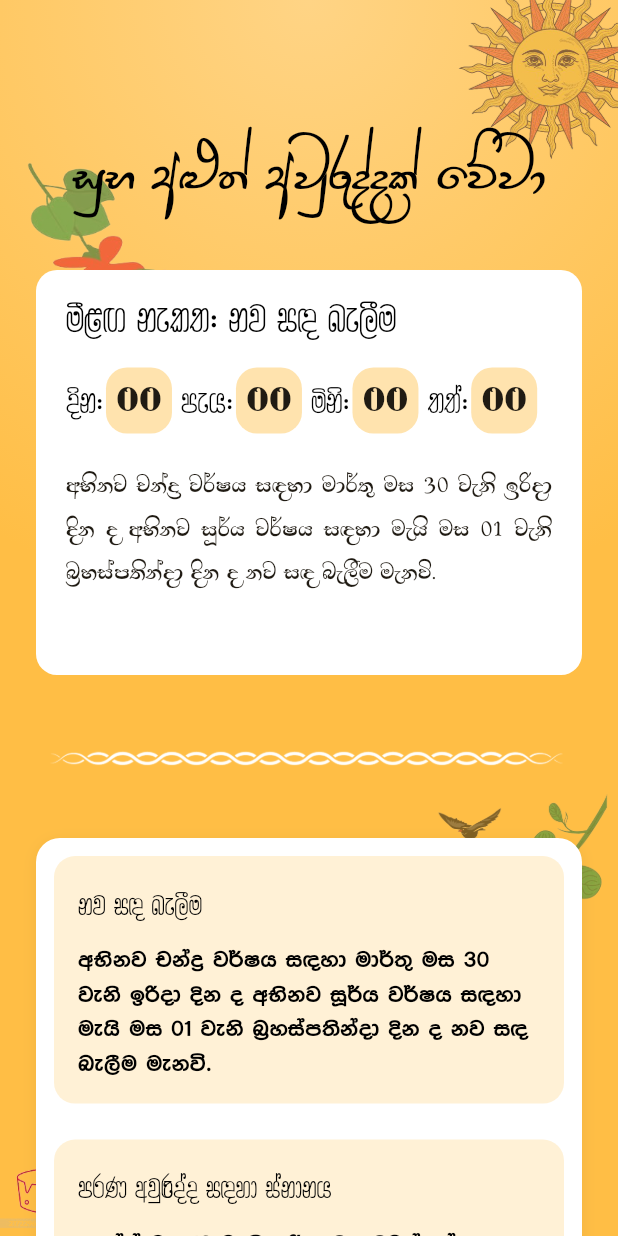
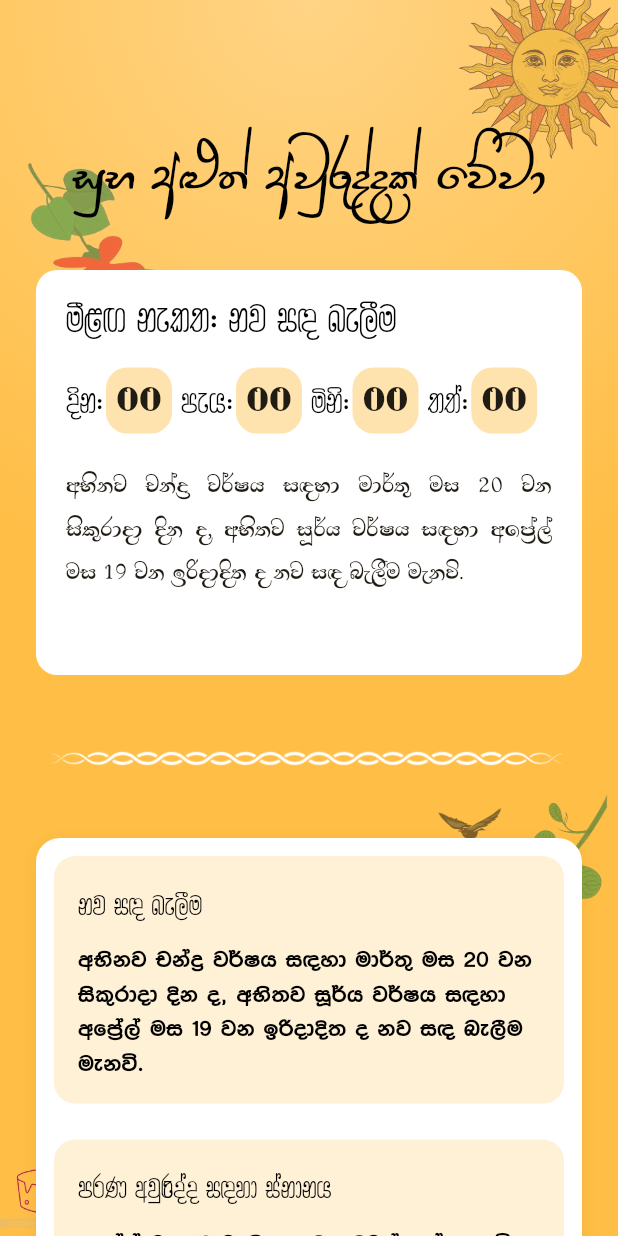
Before and after one commit to mrnipundilshan/Flutter-Avurudu-Nakath, a Flutter app: the screen it shows after launch, after a tap on "සිංහල", on a phone screen of 412 x 824 dp. Run offline on Flutter 3.47's test engine with Material 3 defaults, Android fonts, the phone set to English and light mode, and no system bars; our stand-ins replace flutter_local_notifications, timezone.

Commit message:
change 2026

```diff
--- a/lib/HomePage.dart
+++ b/lib/HomePage.dart
@@ -44,7 +44,13 @@ class _HomePageState extends State<HomePage> {
     super.initState();
     _scrollController.addListener(_scrollListener);
 
-    // Find the next event
+    // Initialize with a default value to prevent LateInitializationError
+    if (dataList.isNotEmpty) {
+      nextEvent = dataList[0];
+      nextEventId = dataList[0].id;
+    }
+
+    // Find the actual next event
     _updateNextEvent();
 
     // Start the countdown timer
@@ -104,6 +110,12 @@ class _HomePageState extends State<HomePage> {
       setState(() {
         nextEvent = upcomingEvent!;
         nextEventId = upcomingEvent.id;
+      });
+    } else if (dataList.isNotEmpty && !dataList.contains(nextEvent)) {
+      // If no upcoming event is found, and nextEvent wasn't already set to something valid
+      // keep the default or previous value, but ensure nextEventId is consistent
+      setState(() {
+        nextEventId = nextEvent.id;
       });
     }
   }
@@ -177,8 +189,16 @@ class _HomePageState extends State<HomePage> {
     // If the target date is in the past, stop countdown and check for next event
     if (difference.isNegative) {
       _updateNextEvent();
-      // Restart the countdown with the new next event
-      _restartCountdown();
+
+      // Only restart countdown if the target date has actually changed to a future date
+      // to avoid infinite recursion if no future events exist
+      final newTargetDateTime = _parseDateTime(nextEvent.date, nextEvent.time);
+      if (!newTargetDateTime.difference(now).isNegative) {
+        _restartCountdown();
+      } else {
+        // If still in the past, just stop the timer for now
+        _countdownTimer?.cancel();
+      }
       return;
     }
 
--- a/lib/data/data.dart
+++ b/lib/data/data.dart
@@ -21,72 +21,90 @@ List<DataModel> dataList = [
     id: 1,
     name: "නව සඳ බැලීම",
     time: "00:01 AM",
-    date: "2025-03-30",
+    date: "2026-03-20",
     description:
-        "අභිනව චන්ද්‍ර වර්ෂය සඳහා මාර්තු මස 30 වැනි ඉරිදා දින ද අභිනව සූර්ය වර්ෂය සඳහා මැයි මස 01 වැනි බ්‍රහස්පතින්දා දින ද නව සඳ බැලීම මැනවි.",
+        "අභිනව චන්ද්‍ර වර්ෂය සඳහා මාර්තු මස 20 වන සිකුරාදා දින ද, අභිතව සූර්ය වර්ෂය සඳහා අප්‍රේල් මස 19 වන ඉරිදාදිත ද නව සඳ බැලීම මැනවි.",
     photo: "assets/nakath2.png",
   ),
   DataModel(
     id: 2,
     name: "පරණ අවුරුද්ද සඳහා ස්නානය",
     time: "00:01 AM",
-    date: "2025-04-13",
+    date: "2026-04-13",
     description:
-        "අප්‍රේල් මස 13 වැනි ඉරිදා දින දිඹුල්පත් යුෂ මිශ්‍ර නානු ගා ස්නානයකොට ඉෂ්ට දේවතා අනුස්මරණයෙහි යෙදී වාසය මැනවි.",
+        "අප්‍රේල් මස 13 වැනි සදු දින දිවුල් පත් යුෂ මිශ්‍ර නානු ගා ස්නානය කොට ඉෂ්ට දේවතා අනුස්මරණයේ යෙදී වාසය මැනවි.",
     photo: "assets/nakath2.png",
   ),
   DataModel(
     id: 3,
     name: "අලුත් අවුරුදු උදාව",
-    time: "03:21 PM",
-    date: "2025-04-14",
+    time: "09:12 AM",
+    date: "2026-04-14",
     description:
-        "අප්‍රේල් මස 14 වැනි සඳුදා දින පූර්වභාග 03.21ට සිංහල අලුත් අවුරුද්ද උදා වෙයි.",
+        "අප්‍රේල් මස 14 වැනි අඟහරුවාදා පූර්ව භාග 09.32 ට සිංහල අලූත් අවුරුද්ද උදාවෙයි.",
     photo: "assets/nakath2.png",
   ),
   DataModel(
     id: 4,
     name: "පුණ්‍ය කාලය",
-    time: "08:57 PM",
-    date: "2025-04-13",
+    time: "03:08 AM",
+    date: "2026-04-14",
     description:
-        "අප්‍රේල් මස 13 වැනි ඉරිදා අපරභාග 08.57 සිට පසුදින එනම් 14 වැනි සඳුදා පූර්වභාග 09.45 දක්වා පුණ්‍ය කාලය බැවින් අප්‍රේල් මස 13 වැනි ඉරිදා අපරභාග 08.57ට පළමුව ආහාර පාන ගෙන සියලු වැඩ අත්හැර ආගමික වතාවත්වල යෙදීම ද, පුණ්‍ය කාලයේ අපර කොටස එනම් අප්‍රේල් මස 14 වැනි සඳුදා පූර්වභාග 03.21 සිට 14 වැනි සඳුදා පූර්වභාග 09.45 දක්වා පහත දැක්වෙන අයුරින් ආහාර පිසීම, වැඩ ඇල්ලීම, ගනු දෙනු කිරීම හා ආහර අනුභවය ආදී නැකත් චාරිත්‍ර විධි ඉටු කිර්ම මැනවි.",
+        "අප්‍රේල් මස 14 වැනි අගහරුවාදා පූර්ව භාග 03.08 සිට එදිනම අපර භාග 03.56 දක්වා පුණ්‍ය කාලය බැවින් අප්‍රේල් මස 14 වන අගහරුවාදා පූර්ව භාග 03.08 ට පළමුව ආහාර පාන ගෙන සියලු වැඩ අත්හැර ආගමික වතාවත් වල යෙදීමද, පුණ්‍ය කාලයේ අපර කොටස එනම් අප්‍රේල් මස 14 වන අඟහරුවාදා පූර්ව භාග 09.32 සිට එදින අපර භාග 08.56 දක්වා ආහාර පිසීම, වැඩ ඇල්ලීම, ගණුදෙනු කිරීම හා ආහාර අනුභවය ආදී නැකත් චාරිත්‍ර විධි ඉටු කිරීම මැනවි.",
     photo: "assets/nakath3.png",
   ),
   DataModel(
     id: 5,
     name: "ආහාර පිසීම",
-    time: "04:04 AM",
-    date: "2025-04-14",
+    time: "10:41 AM",
+    date: "2026-04-14",
     description:
-        "අප්‍රේල් මස 14 වැනි සඳුදා පූර්වභාග 04.04ට තඹ වර්ණ වස්ත්‍රාභරණයෙන් සැරසී දකුණු දිශාව බලා ළිප් බැඳ ගිනි මොළවා කිරිබතක් ද කැවිලි වර්ගයක් ද දී කිරි සහ විලඳ ද පිළියෙල කර ගැනීම මැනවි.",
+        "අප්‍රේල් මස 14 වෙනි අගහරුවාදා පූර්ව භාග 10.41 ට රක්ත වර්ණ වස්ත්‍රාභරණයෙන් සැරසී දකුණු දිශාව බලා ලිප් බැඳ ගිණි මොලවා කිරි බතක්ද, කැවිලි වර්ගයක්ද, දී කිරි වලද ද, පිලියෙල කර ගැනීම මැනවි.",
     photo: "assets/cooking.png",
   ),
   DataModel(
     id: 6,
     name: "වැඩ ඇල්ලීම, ගනුදෙනු කිරීම හා ආහාර අනුභවය",
-    time: "06:44 AM",
-    date: "2025-04-14",
+    time: "12:05 PM",
+    date: "2026-04-14",
     description:
-        "අප්‍රේල් මස 14 වැනි සඳුදා පූර්වභාග 06.44ට මුතු හා ශ්වේත වර්ණ වස්ත්‍රාභරණයෙන් සැරසී දකුණු දිශාව බලා සියලු වැඩ අල්ලා ගනුදෙනු කොට ආහාර අනුභව කිරීම මැනවි.",
+        "අප්‍රේල් මස 14 වෙනි අඟහරුවාදා අපර භාග 12.05 ට රක්ත වර්ණ වස්ත්‍රාභරණයෙන් සැරසී දකුණු දිශාව බලා සියලු වැඩ අල්ලා ගනුදෙනු කොට ආහාර අනුභවය කිරීම මැනවි.",
     photo: "assets/nakath3.png",
   ),
   DataModel(
     id: 7,
     name: "හිස තෙල් ගෑම",
-    time: "09:04 PM",
-    date: "2025-04-16",
+    time: "06:54 AM",
+    date: "2026-04-15",
     description:
-        "අප්‍රේල් මස 16 වැනි බදාදා පූර්වභාග 09.04ට පච්ච වර්ණ හෙවත් කොළ පැහැති වස්ත්‍රාභරණයෙන් සැරසී උතුරු දිශාව බලා හිසට කොහොඹ පත් ද, පයට කොළොන් පත් ද තබා කොහොඹ පත් යුෂ මිශ්‍ර නානු හා තෙල් ගා ස්නානය කිරීම මැනවි.",
+        "අප්‍රේල් මස 15 වෙහි බදාදා පූර්ව භාග 06.54 ට නැගෙනහිර දිශාව බලා හිසට කොහොඹ පත්ද, පයට කොළොන් පද, තබා පච්ච වර්ගා වස්ත්රාභරණයෙන් සැරසී කොහොඹ පත් යුෂ මිශ්‍ර නානු හා තෙල් ගා ස්නානය කිරීම මැනවි.",
     photo: "assets/nakath2.png",
   ),
   DataModel(
     id: 8,
     name: "රැකීරක්ෂා සඳහා පිටත්ව යෑම",
-    time: "09:03 PM",
-    date: "2025-04-17",
+    time: "06:27 AM",
+    date: "2026-04-20",
     description:
-        "අප්‍රේල් මස 17 වැනි බ්‍රහස්පතින්දා පූර්වභාග 09.03ට රන්වන් පැහැති වස්ත්‍රාභරණයෙන් සැරසී කිර්බතක් හා එළකිරි මිශ්‍ර කැවිලි වර්ගයක් අනුභව කර උතුරු දිශාව බලා පිටත්ව යෑම මැනවි.",
+        "අප්‍රේල් මස 20 වැනි සඳුදා පූර්ව භාග 06.27 ට ශ්වේත වර්ණ වස්ත්‍රාභරණයෙන් සැරසී කිරිබත් සහ එළකිරි මිශ්‍ර කැවිලිද අනුභව කර දකුණු දිශාව බලා පිටත් වීම මැනවි.",
+    photo: "assets/nakath2.png",
+  ),
+  DataModel(
+    id: 9,
+    name: "නව සඳ බැලීම",
+    time: "00:01 AM",
+    date: "2026-04-19",
+    description:
+        "අභිනව චන්ද්‍ර වර්ෂය සඳහා මාර්තු මස 20 වන සිකුරාදා දින ද, අභිතව සූර්ය වර්ෂය සඳහා අප්‍රේල් මස 19 වන ඉරිදාදිත ද නව සඳ බැලීම මැනවි.",
+    photo: "assets/nakath2.png",
+  ),
+  DataModel(
+    id: 10,
+    name: "පැළ සිටුවීමට",
+    time: "11:36 AM",
+    date: "2026-04-23",
+    description:
+        "අප්‍රේල් මස 23 වැනි බ්‍රහස්පතින්දා රන්වන් පැහැති වස්ත්‍රාභරණයෙන් සැරසී පූර්ව භාග 11.36 ට උතුරු දිශාව බලා පැළ සිටුවීම මැනවි.",
     photo: "assets/nakath2.png",
   ),
 ];
--- a/lib/notification_service.dart
+++ b/lib/notification_service.dart
@@ -41,6 +41,19 @@ class NotificationService {
           IOSFlutterLocalNotificationsPlugin
         >()
         ?.requestPermissions(alert: true, badge: true, sound: true);
+
+    // Request permissions for Android (version 13+)
+    final androidPlugin =
+        _notificationsPlugin
+            .resolvePlatformSpecificImplementation<
+              AndroidFlutterLocalNotificationsPlugin
+            >();
+
+    if (androidPlugin != null) {
+      await androidPlugin.requestNotificationsPermission();
+      // On Android 12+, we need to request exact alarm permission if we want to use exact alarms
+      await androidPlugin.requestExactAlarmsPermission();
+    }
   }
 
   // Schedule notifications for all events in the data list
```
Also changed, not shown: assets/app cover.jpg, assets/app cover.png, assets/appIcon.jpg, assets/app_icon.png, pubspec.lock, 12 other files.
